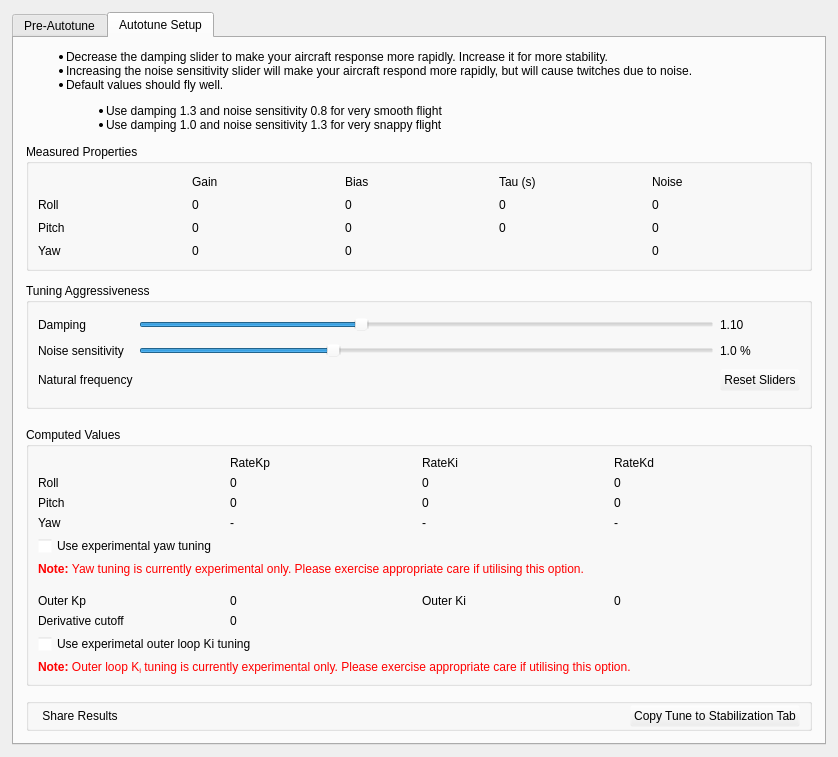
Old version of the form ground/gcs/src/plugins/config/autotune.ui in the repository d-ronin/dRonin.
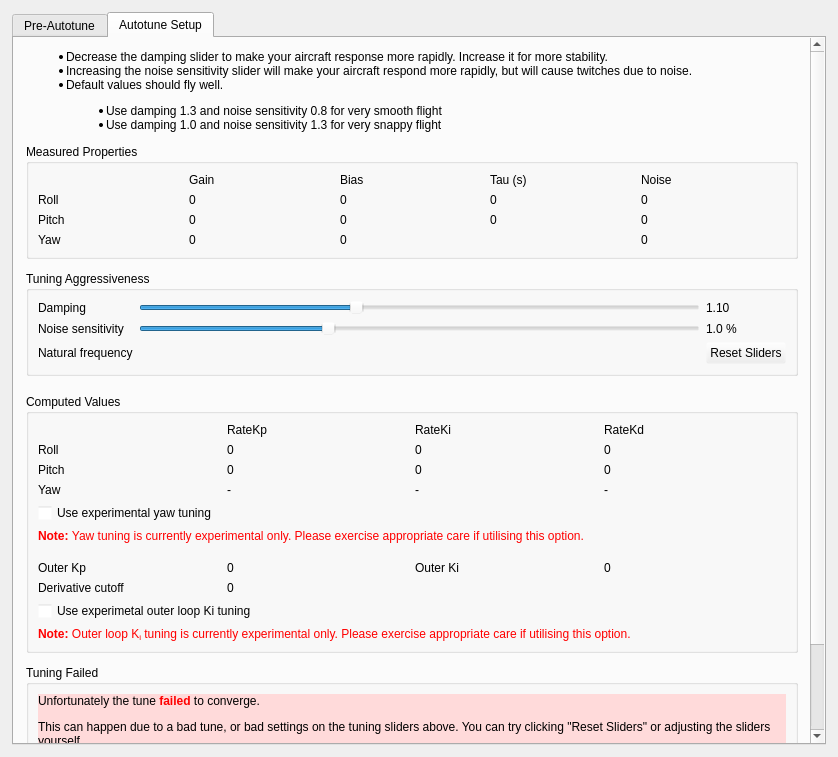
New version of the form. The open tabs and pages were chosen to show the change. Icons and pictures are not drawn.

Commit message: Config:Autotune: Use convergence check

```diff
--- a/ground/gcs/src/plugins/config/autotune.ui
+++ b/ground/gcs/src/plugins/config/autotune.ui
@@ -266,8 +266,8 @@
            <rect>
             <x>0</x>
             <y>0</y>
-            <width>796</width>
-            <height>755</height>
+            <width>794</width>
+            <height>960</height>
            </rect>
           </property>
           <property name="sizePolicy">
@@ -900,6 +900,28 @@
              </layout>
             </widget>
            </item>
+           <item>
+            <widget class="QGroupBox" name="gbxFailure">
+             <property name="title">
+              <string>Tuning Failed</string>
+             </property>
+             <layout class="QVBoxLayout" name="verticalLayout_5">
+              <item>
+               <widget class="QLabel" name="lblFailure">
+                <property name="styleSheet">
+                 <string notr="true">background: rgb(255, 218, 218)</string>
+                </property>
+                <property name="text">
+                 <string>&lt;html&gt;&lt;head/&gt;&lt;body&gt;&lt;p&gt;Unfortunately the tune &lt;span style=&quot; font-weight:600; color:#ff0000;&quot;&gt;failed&lt;/span&gt; to converge. &lt;/p&gt;&lt;p&gt;This can happen due to a bad tune, or bad settings on the tuning sliders above. You can try clicking &amp;quot;Reset Sliders&amp;quot; or adjusting the sliders yourself.&lt;/p&gt;&lt;p&gt;You can still share the tune for analysis by the developers, but it cannot be applied.&lt;/p&gt;&lt;/body&gt;&lt;/html&gt;</string>
+                </property>
+                <property name="wordWrap">
+                 <bool>true</bool>
+                </property>
+               </widget>
+              </item>
+             </layout>
+            </widget>
+           </item>
            <item>
             <widget class="QGroupBox" name="groupBox_4">
              <property name="sizePolicy">
```
Left out of the diff: 2 changed lines with no effect on the pictures. The commit also changes 2 other files.
